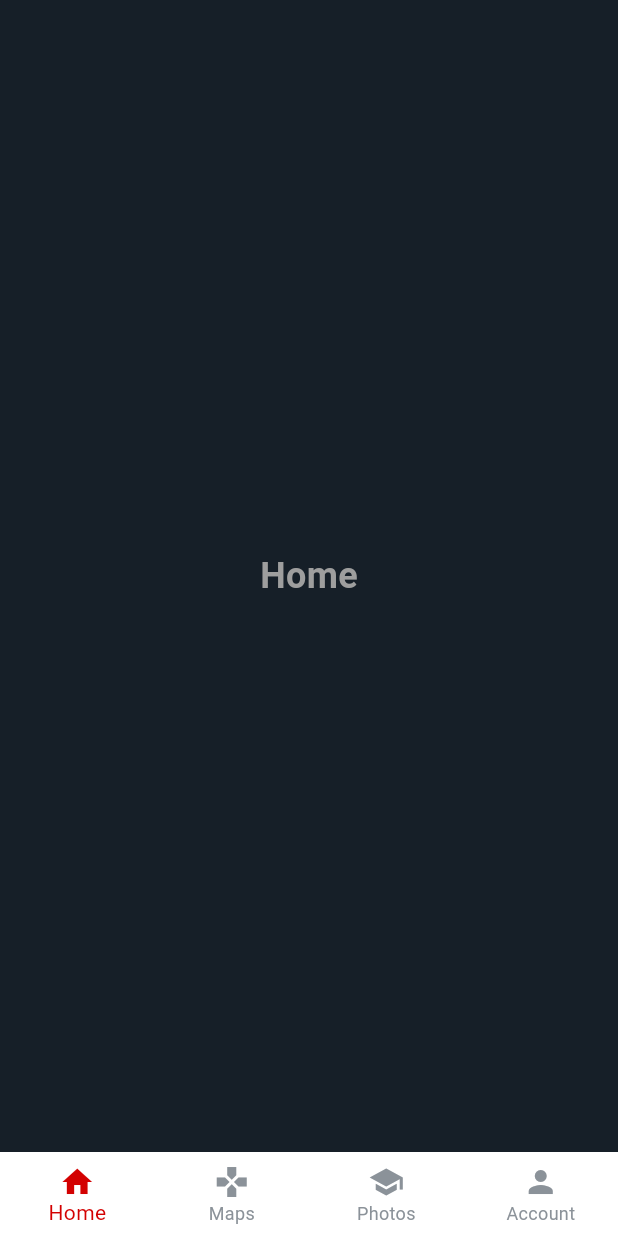
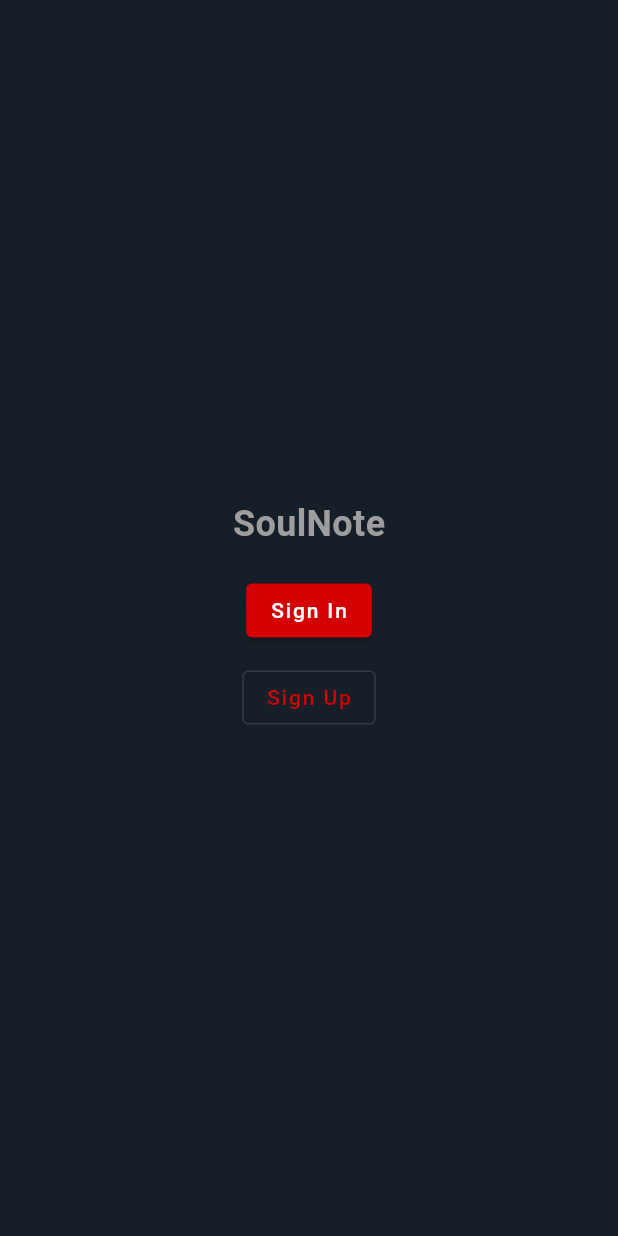
Before and after one commit to leak17/SoulNote, a Flutter app: the screen it shows after launch, on a phone screen of 412 x 824 dp. Run offline on Flutter 3.47's test engine with Material 2 defaults, Android fonts, the light colour scheme and no system bars; our stand-ins replace animated_splash_screen, bot_toast, get, get_storage.

Commit message:
add signin and delete tab-wrapper

```diff
--- a/lib/app.dart
+++ b/lib/app.dart
@@ -16,7 +16,7 @@ class App extends StatelessWidget {
     return GetMaterialApp(
       title: "Application",
       debugShowCheckedModeBanner: false,
-      initialRoute: Routes.TAB_BAR_WRAPPER,
+      initialRoute: Routes.HOME,
       getPages: AppPages.routes,
       theme: ThemeConfig(false).themeData,
       builder: (context, child) {
--- a/lib/core/configs/tab_bar_config.dart
+++ /dev/null
@@ -1,19 +0,0 @@
-import 'package:flutter/material.dart';
-
-class TabBarConfigItem {
-  String title;
-  IconData icon;
-  IconData activeIcon;
-  String path;
-  Widget screen;
-  GlobalKey<NavigatorState> key;
-
-  TabBarConfigItem({
-    required this.title,
-    required this.icon,
-    required this.path,
-    required this.screen,
-    required this.key,
-    required this.activeIcon,
-  });
-}
--- a/lib/core/configs/tab_bar_item.dart
+++ /dev/null
@@ -1,77 +0,0 @@
-import 'package:diary_journal/core/configs/tab_bar_config.dart';
-import 'package:diary_journal/core/routes/app_routes.dart';
-import 'package:diary_journal/views/home/home_view.dart';
-import 'package:flutter/material.dart';
-
-class TabBarConfig {
-  static List<TabBarConfigItem> items = [
-     TabBarConfigItem(
-      title: 'Home',
-      icon: Icons.home,
-      path: Routes.HOME,
-      screen:  const HomeView(),
-      key: GlobalKey<NavigatorState>(),
-      activeIcon: Icons.home,
-    ),
-    TabBarConfigItem(
-      title: 'Maps',
-      icon: Icons.games,
-      path: Routes.HOME,
-      screen:  const HomeView(),
-      key: GlobalKey<NavigatorState>(),
-      activeIcon: Icons.games,
-    ),
-
-
-    TabBarConfigItem(
-      title: 'Photos',
-      icon: Icons.school,
-      path: Routes.HOME,
-      screen:  const HomeView(),
-      key: GlobalKey<NavigatorState>(),
-      activeIcon: Icons.school,
-    ),
-    TabBarConfigItem(
-      title: 'Account',
-      icon: Icons.person,
-      path: Routes.HOME,
-      screen:  const HomeView(),
-      key: GlobalKey<NavigatorState>(),
-      activeIcon: Icons.person,
-    ),
-  ];
-
-  static Widget screenAt(int index) {
-    return TabBarConfig.items[index].screen;
-  }
-
-  static GlobalKey<NavigatorState> navigationKeyAt(int index) {
-    return TabBarConfig.items[index].key;
-  }
-
-  static List<BottomNavigationBarItem> bottomNavigationBarItems() {
-    return List.generate(items.length, (index) {
-      return BottomNavigationBarItem(
-        label: items[index].title,
-        icon: Icon(items[index].icon),
-        activeIcon: Icon(
-          items[index].activeIcon,
-        ),
-      );
-    });
-  }
-
-  static List<Widget> navigationScreens([int selectedIndex = 0]) {
-    return TabBarConfig.items.map((e) {
-      Widget item = Navigator(
-        key: e.key,
-        onGenerateRoute: (routeSettings) {
-          return MaterialPageRoute(
-            builder: (context) => e.screen,
-          );
-        },
-      );
-      return item;
-    }).toList();
-  }
-}
--- a/lib/core/routes/app_pages.dart
+++ b/lib/core/routes/app_pages.dart
@@ -1,15 +1,12 @@
 import 'package:diary_journal/core/routes/app_paths.dart';
-import 'package:diary_journal/views/tab_bar_wrapper/tab_bar_wrapper_binding.dart';
-import 'package:diary_journal/views/tab_bar_wrapper/tab_bar_wrapper_view.dart';
+import 'package:diary_journal/views/home/home_binding.dart';
+import 'package:diary_journal/views/home/home_view.dart';
 import 'package:get/get_navigation/src/routes/get_route.dart';
 
 class AppPages {
   AppPages._();
   static final routes = [
     GetPage(
-      name: Paths.TAB_BAR_WRAPPER,
-      page: () => const TabBarWrapperView(),
-      binding: TabBarWrapperBinding()
-    ),
+        name: Paths.HOME, page: () => const HomeView(), binding: HomeBinding()),
   ];
 }
--- a/lib/core/routes/app_paths.dart
+++ b/lib/core/routes/app_paths.dart
@@ -1,4 +1,5 @@
 class Paths {
-  static const TAB_BAR_WRAPPER = '/tab_bar_wrapper';
   static const HOME = '/home';
+  static const SIGN_IN = '/login_page';
+  static const SIGN_UP = '/signup';
 }
--- a/lib/core/routes/app_routes.dart
+++ b/lib/core/routes/app_routes.dart
@@ -3,9 +3,7 @@ import 'package:diary_journal/core/routes/app_paths.dart';
 abstract class Routes {
   Routes._();
 
-  static const TAB_BAR_WRAPPER = Paths.TAB_BAR_WRAPPER;
   static const HOME = Paths.HOME;
-
-
-
+  static const SIGN_IN = Paths.SIGN_IN;
+  static const SIGN_UP = Paths.SIGN_UP;
 }
--- a/lib/views/home/home_view.dart
+++ b/lib/views/home/home_view.dart
@@ -1,18 +1,60 @@
+// import 'package:flutter/material.dart';
+
+// class HomeView extends StatelessWidget {
+//   const HomeView({super.key});
+
+//   @override
+//   Widget build(BuildContext context) {
+//     return const Scaffold(
+//       body: Center(
+//           child: Text(
+//         "SoulNote",
+//         style: TextStyle(
+//             fontSize: 24, color: Colors.grey, fontWeight: FontWeight.bold),
+//       )),
+//     );
+//   }
+// }
+
 import 'package:flutter/material.dart';
+import '../../core/routes/app_routes.dart';
 
-class HomeView extends StatelessWidget{
+class HomeView extends StatelessWidget {
   const HomeView({super.key});
 
   @override
   Widget build(BuildContext context) {
-    return const Scaffold(
-      body:  Center(
-        child: Text(
-          "Home",
-          style: TextStyle(fontSize: 24, color: Colors.grey, fontWeight: FontWeight.bold),
-        )
+    return Scaffold(
+      body: Center(
+        child: Column(
+          mainAxisAlignment: MainAxisAlignment.center,
+          children: [
+            const Text(
+              "SoulNote",
+              style: TextStyle(
+                fontSize: 24,
+                color: Colors.grey,
+                fontWeight: FontWeight.bold,
+              ),
+            ),
+            const SizedBox(height: 20),
+            ElevatedButton(
+              onPressed: () {
+                // Navigate to the Sign In page using GetX
+                Navigator.pushNamed(context, Routes.SIGN_IN);
+              },
+              child: const Text("Sign In"),
+            ),
+            const SizedBox(height: 10),
+            OutlinedButton(
+              onPressed: () {
+                // Handle Sign Up button press
+              },
+              child: const Text("Sign Up"),
+            ),
+          ],
+        ),
       ),
     );
   }
-
 }
--- a/lib/views/tab_bar_wrapper/tab_bar_wrapper_view.dart
+++ /dev/null
@@ -1,55 +0,0 @@
-import 'package:diary_journal/core/configs/tab_bar_item.dart';
-import 'package:diary_journal/views/tab_bar_wrapper/tab_bar_wrapper_controller.dart';
-import 'package:flutter/material.dart';
-import 'package:get/get.dart';
-
-
-class TabBarWrapperView extends GetView<TabBarWrapperController> {
-  const TabBarWrapperView({super.key});
-
-  @override
-  Widget build(BuildContext context) {
-    return WillPopScope(
-      onWillPop: () async => false,
-      child: GestureDetector(
-        onTap: () {
-          FocusScope.of(context).unfocus();
-          TextEditingController().clear();
-        },
-        child: Scaffold(
-          resizeToAvoidBottomInset: false,
-          body: body(),
-          bottomNavigationBar: bottomNavigation(context),
-        ),
-      ),
-    );
-  }
-
-  Widget bottomNavigation(BuildContext context) {
-    return Obx(() {
-      return BottomNavigationBar(
-        selectedItemColor: Theme.of(context).colorScheme.primary,
-        unselectedItemColor: Theme.of(context).colorScheme.secondary,
-        showSelectedLabels: true,
-        showUnselectedLabels: true,
-        currentIndex: controller.selectedIndex.abs(),
-        type: BottomNavigationBarType.fixed,
-        onTap: (int index) {
-           controller.switchIndex(index);
-        },
-        backgroundColor: Theme.of(context).colorScheme.onSurface,
-        items: TabBarConfig.bottomNavigationBarItems(),
-        elevation: 0.0,
-      );
-    });
-  }
-
-  Widget body() {
-    return Obx(() {
-      return IndexedStack(
-        index: controller.selectedIndex.abs(),
-        children: TabBarConfig.navigationScreens(),
-      );
-    });
-  }
-}
```
Also changed, not shown: lib/views/signin/login_page.dart (added, +163 -0 lines), lib/views/signin/signin_components/Square_tile.dart (added, +24 -0 lines), lib/views/signin/signin_components/Textfield.dart (added, +36 -0 lines), lib/views/signin/signin_components/signin_button.dart (added, +35 -0 lines), lib/views/tab_bar_wrapper/tab_bar_wrapper_binding.dart (deleted, +0 -11 lines), lib/views/tab_bar_wrapper/tab_bar_wrapper_controller.dart (deleted, +0 -34 lines), assets/images/apple.png (added), assets/images/diary_logo.png, assets/images/google.png (added), lib/views/signup/signup_page.dart (added).
